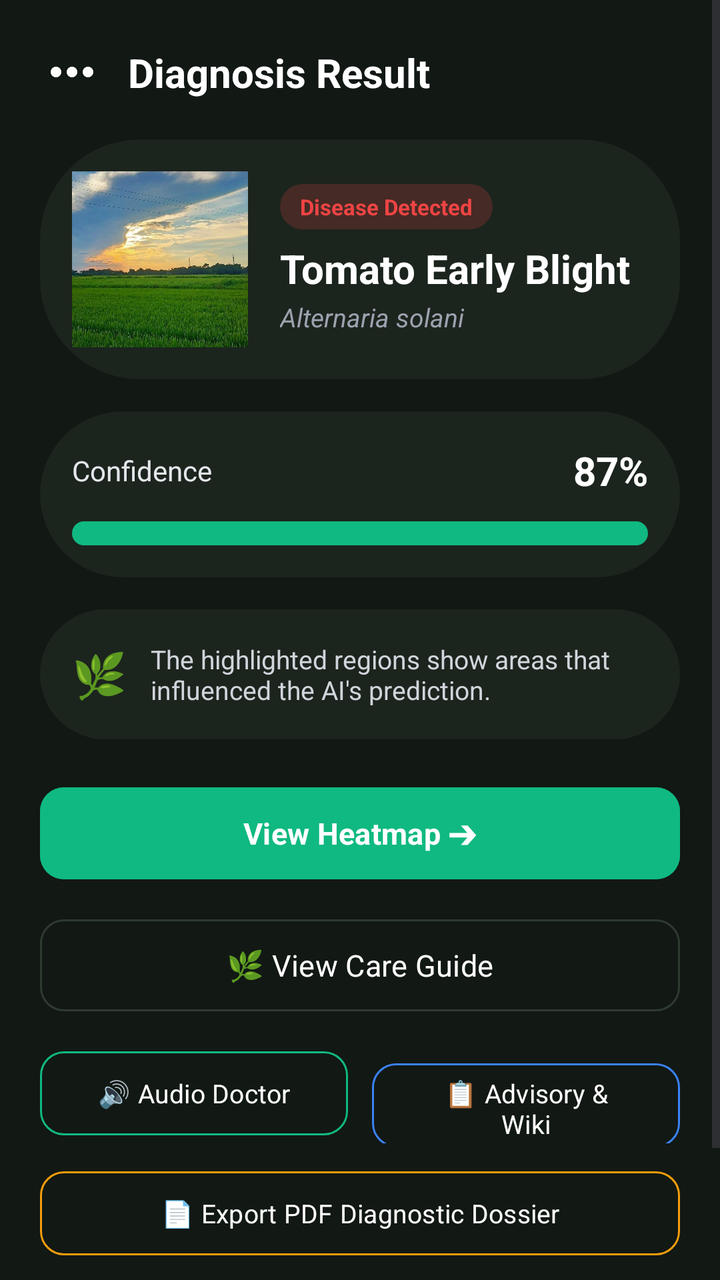
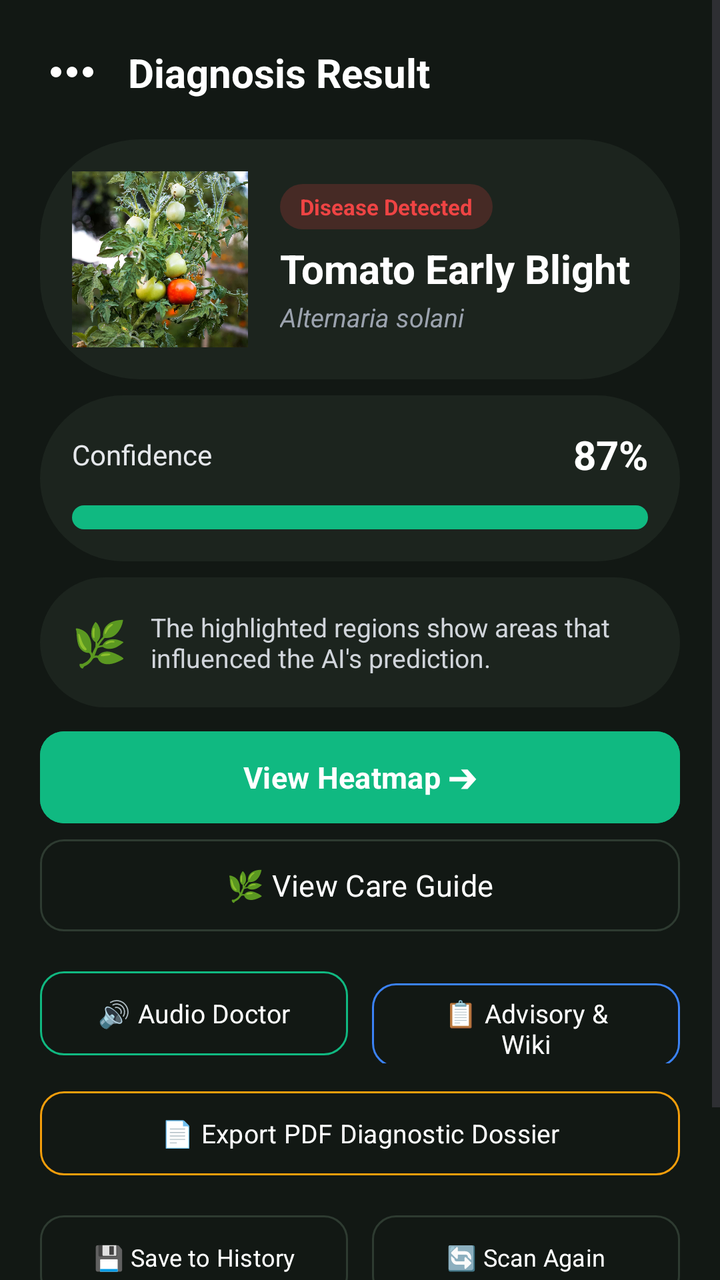

Two renders of the same Android screen: before a commit and after it. Below are the layout's source before the change and the commit's diff.
<!-- AndroidManifest.xml: application theme Theme.SmartAgriculture -->
<!-- res/layout/fragment_scan_result.xml -->
<?xml version="1.0" encoding="utf-8"?>
<ScrollView xmlns:android="http://schemas.android.com/apk/res/android"
    xmlns:app="http://schemas.android.com/apk/res-auto"
    android:layout_width="match_parent"
    android:layout_height="match_parent"
    android:background="#121814"
    android:fillViewport="true">

    <androidx.constraintlayout.widget.ConstraintLayout
        android:layout_width="match_parent"
        android:layout_height="wrap_content"
        android:padding="20dp">

        
        <ImageView
            android:id="@+id/btnBack"
            android:layout_width="32dp"
            android:layout_height="32dp"
            android:src="@drawable/ic_more"
            app:layout_constraintStart_toStartOf="parent"
            app:layout_constraintTop_toTopOf="parent"
            app:tint="#FFFFFF" />

        <TextView
            android:id="@+id/tvTitle"
            android:layout_width="wrap_content"
            android:layout_height="wrap_content"
            android:layout_marginStart="12dp"
            android:text="Diagnosis Result"
            android:textColor="#FFFFFF"
            android:textSize="20sp"
            android:textStyle="bold"
            app:layout_constraintBottom_toBottomOf="@id/btnBack"
            app:layout_constraintStart_toEndOf="@id/btnBack"
            app:layout_constraintTop_toTopOf="@id/btnBack" />

        
        <LinearLayout
            android:id="@+id/cardDiseaseHeader"
            android:layout_width="0dp"
            android:layout_height="wrap_content"
            android:layout_marginTop="20dp"
            android:background="@drawable/rounded_button"
            android:backgroundTint="#1C241E"
            android:gravity="center_vertical"
            android:orientation="horizontal"
            android:padding="16dp"
            app:layout_constraintEnd_toEndOf="parent"
            app:layout_constraintStart_toStartOf="parent"
            app:layout_constraintTop_toBottomOf="@id/tvTitle">

            <ImageView
                android:id="@+id/ivResultLeaf"
                android:layout_width="88dp"
                android:layout_height="88dp"
                android:background="@drawable/rounded_button"
                android:scaleType="centerCrop"
                android:src="@drawable/bg_1" />

            <LinearLayout
                android:layout_width="0dp"
                android:layout_height="wrap_content"
                android:layout_marginStart="16dp"
                android:layout_weight="1"
                android:orientation="vertical">

                <TextView
                    android:id="@+id/tvBadge"
                    android:layout_width="wrap_content"
                    android:layout_height="wrap_content"
                    android:background="@drawable/rounded_button"
                    android:backgroundTint="#33EF4444"
                    android:paddingHorizontal="10dp"
                    android:paddingVertical="4dp"
                    android:text="Disease Detected"
                    android:textColor="#EF4444"
                    android:textSize="11sp"
                    android:textStyle="bold" />

                <TextView
                    android:id="@+id/tvDiseaseName"
                    android:layout_width="wrap_content"
                    android:layout_height="wrap_content"
                    android:layout_marginTop="6dp"
                    android:text="Tomato Early Blight"
                    android:textColor="#FFFFFF"
                    android:textSize="20sp"
                    android:textStyle="bold" />

                <TextView
                    android:id="@+id/tvScientificName"
                    android:layout_width="wrap_content"
                    android:layout_height="wrap_content"
                    android:layout_marginTop="2dp"
                    android:text="Alternaria solani"
                    android:textColor="#9CA3AF"
                    android:textSize="13sp"
                    android:textStyle="italic" />
            </LinearLayout>
        </LinearLayout>

        
        <LinearLayout
            android:id="@+id/cardConfidence"
            android:layout_width="0dp"
            android:layout_height="wrap_content"
            android:layout_marginTop="16dp"
            android:background="@drawable/rounded_button"
            android:backgroundTint="#1C241E"
            android:orientation="vertical"
            android:padding="16dp"
            app:layout_constraintEnd_toEndOf="parent"
            app:layout_constraintStart_toStartOf="parent"
            app:layout_constraintTop_toBottomOf="@id/cardDiseaseHeader">

            <LinearLayout
                android:layout_width="match_parent"
                android:layout_height="wrap_content"
                android:gravity="center_vertical"
                android:orientation="horizontal">

                <TextView
                    android:layout_width="0dp"
                    android:layout_height="wrap_content"
                    android:layout_weight="1"
                    android:text="Confidence"
                    android:textColor="#E5E7EB"
                    android:textSize="14sp" />

                <TextView
                    android:id="@+id/tvConfidenceValue"
                    android:layout_width="wrap_content"
                    android:layout_height="wrap_content"
                    android:text="87%"
                    android:textColor="#FFFFFF"
                    android:textSize="20sp"
                    android:textStyle="bold" />
            </LinearLayout>

            <ProgressBar
                android:id="@+id/pbConfidence"
                style="?android:attr/progressBarStyleHorizontal"
                android:layout_width="match_parent"
                android:layout_height="12dp"
                android:layout_marginTop="12dp"
                android:max="100"
                android:progress="87"
                android:progressDrawable="@drawable/rounded_button"
                android:progressTint="#10B981" />
        </LinearLayout>

        
        <LinearLayout
            android:id="@+id/cardExplanation"
            android:layout_width="0dp"
            android:layout_height="wrap_content"
            android:layout_marginTop="16dp"
            android:background="@drawable/rounded_button"
            android:backgroundTint="#1C241E"
            android:gravity="center_vertical"
            android:orientation="horizontal"
            android:padding="16dp"
            app:layout_constraintEnd_toEndOf="parent"
            app:layout_constraintStart_toStartOf="parent"
            app:layout_constraintTop_toBottomOf="@id/cardConfidence">

            <TextView
                android:layout_width="wrap_content"
                android:layout_height="wrap_content"
                android:text="🌿"
                android:textSize="22sp" />

            <TextView
                android:id="@+id/tvAiExplanation"
                android:layout_width="0dp"
                android:layout_height="wrap_content"
                android:layout_marginStart="12dp"
                android:layout_weight="1"
                android:text="The highlighted regions show areas that influenced the AI's prediction."
                android:textColor="#D1D5DB"
                android:textSize="13sp" />
        </LinearLayout>

        
        <Button
            android:id="@+id/btnViewHeatmap"
            android:layout_width="0dp"
            android:layout_height="54dp"
            android:layout_marginTop="20dp"
            android:backgroundTint="#10B981"
            android:text="View Heatmap ➔"
            android:textColor="#FFFFFF"
            android:textSize="15sp"
            android:textStyle="bold"
            app:cornerRadius="12dp"
            app:layout_constraintEnd_toEndOf="parent"
            app:layout_constraintStart_toStartOf="parent"
            app:layout_constraintTop_toBottomOf="@id/cardExplanation" />

        <Button
            android:id="@+id/btnViewCareGuide"
            style="?attr/materialButtonOutlinedStyle"
            android:layout_width="0dp"
            android:layout_height="54dp"
            android:layout_marginTop="12dp"
            android:text="🌿 View Care Guide"
            android:textColor="#FFFFFF"
            android:textSize="15sp"
            app:cornerRadius="12dp"
            app:layout_constraintEnd_toEndOf="parent"
            app:layout_constraintStart_toStartOf="parent"
            app:layout_constraintTop_toBottomOf="@id/btnViewHeatmap"
            app:strokeColor="#2E3B31"
            app:strokeWidth="1dp" />

        
        <LinearLayout
            android:id="@+id/rowExtraFeatures"
            android:layout_width="0dp"
            android:layout_height="wrap_content"
            android:layout_marginTop="12dp"
            android:orientation="horizontal"
            app:layout_constraintEnd_toEndOf="parent"
            app:layout_constraintStart_toStartOf="parent"
            app:layout_constraintTop_toBottomOf="@id/btnViewCareGuide">

            <Button
                android:id="@+id/btnVoiceDoctor"
                style="?attr/materialButtonOutlinedStyle"
                android:layout_width="0dp"
                android:layout_height="50dp"
                android:layout_marginEnd="6dp"
                android:layout_weight="1"
                android:text="🔊 Audio Doctor"
                android:textAllCaps="false"
                android:textColor="#FFFFFF"
                android:textSize="13sp"
                app:cornerRadius="12dp"
                app:strokeColor="#10B981" />

            <Button
                android:id="@+id/btnOpenAdvisory"
                style="?attr/materialButtonOutlinedStyle"
                android:layout_width="0dp"
                android:layout_height="50dp"
                android:layout_marginStart="6dp"
                android:layout_weight="1"
                android:text="📋 Advisory &amp; Wiki"
                android:textAllCaps="false"
                android:textColor="#FFFFFF"
                android:textSize="13sp"
                app:cornerRadius="12dp"
                app:strokeColor="#3B82F6" />
        </LinearLayout>

        <Button
            android:id="@+id/btnExportPdf"
            style="?attr/materialButtonOutlinedStyle"
            android:layout_width="0dp"
            android:layout_height="50dp"
            android:layout_marginTop="10dp"
            android:text="📄 Export PDF Diagnostic Dossier"
            android:textAllCaps="false"
            android:textColor="#FFFFFF"
            android:textSize="13sp"
            app:cornerRadius="12dp"
            app:layout_constraintEnd_toEndOf="parent"
            app:layout_constraintStart_toStartOf="parent"
            app:layout_constraintTop_toBottomOf="@id/rowExtraFeatures"
            app:strokeColor="#F59E0B" />

        <LinearLayout
            android:id="@+id/rowBottomActions"
            android:layout_width="0dp"
            android:layout_height="wrap_content"
            android:layout_marginTop="12dp"
            android:orientation="horizontal"
            app:layout_constraintEnd_toEndOf="parent"
            app:layout_constraintStart_toStartOf="parent"
            app:layout_constraintTop_toBottomOf="@id/btnExportPdf">

            <Button
                android:id="@+id/btnSaveHistory"
                style="?attr/materialButtonOutlinedStyle"
                android:layout_width="0dp"
                android:layout_height="50dp"
                android:layout_marginEnd="6dp"
                android:layout_weight="1"
                android:text="💾 Save to History"
                android:textColor="#FFFFFF"
                android:textSize="12sp"
                app:cornerRadius="12dp"
                app:strokeColor="#2E3B31" />

            <Button
                android:id="@+id/btnScanAgain"
                style="?attr/materialButtonOutlinedStyle"
                android:layout_width="0dp"
                android:layout_height="50dp"
                android:layout_marginStart="6dp"
                android:layout_weight="1"
                android:text="🔄 Scan Again"
                android:textColor="#FFFFFF"
                android:textSize="12sp"
                app:cornerRadius="12dp"
                app:strokeColor="#2E3B31" />
        </LinearLayout>

    </androidx.constraintlayout.widget.ConstraintLayout>
</ScrollView>
<!-- resources referenced by this layout -->
<resources>
  <!-- drawable bg_1: jpeg bitmap (drawable, 177436 bytes) -->
  <!-- drawable ic_more (drawable) -->
  <vector xmlns:android="http://schemas.android.com/apk/res/android"
      android:width="24dp"
      android:height="24dp"
      android:viewportWidth="24.0"
      android:viewportHeight="24.0">
      <path
          android:fillColor="#FF000000"
          android:pathData="M6,10c-1.1,0 -2,0.9 -2,2s0.9,2 2,2 2,-0.9 2,-2 -0.9,-2 -2,-2zm12,0c-1.1,0 -2,0.9 -2,2s0.9,2 2,2 2,-0.9 2,-2 -0.9,-2 -2,-2zm-6,0c-1.1,0 -2,0.9 -2,2s0.9,2 2,2 2,-0.9 2,-2 -0.9,-2 -2,-2z"/>
  </vector>
  <!-- drawable rounded_button (drawable) -->
  <?xml version="1.0" encoding="utf-8"?>
  <shape xmlns:android="http://schemas.android.com/apk/res/android"
      android:shape="rectangle">
      <solid android:color="#FFFFFF"/>
      <corners android:radius="50dp"/>
  </shape>
  <style name="Theme.SmartAgriculture" parent="Base.Theme.SmartAgriculture" />
  <style name="Base.Theme.SmartAgriculture" parent="Theme.Material3.DayNight.NoActionBar">
          
          <item name="colorPrimary">@color/colorPrimary</item>
          <item name="colorPrimaryVariant">@color/colorPrimaryVariant</item>
          <item name="colorOnPrimary">@color/colorOnPrimary</item>
          
          
          <item name="colorSecondary">@color/colorSecondary</item>
          <item name="colorSecondaryVariant">@color/colorSecondaryVariant</item>
          <item name="colorOnSecondary">@color/colorOnSecondary</item>
          
          
          <item name="android:colorBackground">#121814</item>
          <item name="colorSurface">#1C241E</item>
          <item name="colorSurfaceVariant">#242E27</item>
          <item name="colorOnSurface">#FFFFFF</item>
          <item name="colorOnSurfaceVariant">#9CA3AF</item>
          
          
          <item name="fontFamily">sans-serif</item>
      </style>
  <color name="colorPrimary">#2E7D32</color>
  <color name="colorPrimaryVariant">#1B5E20</color>
  <color name="colorOnPrimary">#FFFFFF</color>
  <color name="colorSecondary">#81C784</color>
  <color name="colorSecondaryVariant">#66BB6A</color>
  <color name="colorOnSecondary">#000000</color>
</resources>

<!-- the commit's change to res/layout/fragment_scan_result.xml (unified diff, before → after) -->
@@ -100,16 +100,20 @@
         </LinearLayout>
 
         
+
+        
+
         <LinearLayout
             android:id="@+id/cardConfidence"
             android:layout_width="0dp"
             android:layout_height="wrap_content"
-            android:layout_marginTop="16dp"
+            android:layout_marginTop="8dp"
             android:background="@drawable/rounded_button"
             android:backgroundTint="#1C241E"
             android:orientation="vertical"
             android:padding="16dp"
             app:layout_constraintEnd_toEndOf="parent"
+            app:layout_constraintHorizontal_bias="0.0"
             app:layout_constraintStart_toStartOf="parent"
             app:layout_constraintTop_toBottomOf="@id/cardDiseaseHeader">
 
@@ -150,17 +154,21 @@
         </LinearLayout>
 
         
+
+        
+
         <LinearLayout
             android:id="@+id/cardExplanation"
             android:layout_width="0dp"
             android:layout_height="wrap_content"
-            android:layout_marginTop="16dp"
+            android:layout_marginTop="8dp"
             android:background="@drawable/rounded_button"
             android:backgroundTint="#1C241E"
             android:gravity="center_vertical"
             android:orientation="horizontal"
             android:padding="16dp"
             app:layout_constraintEnd_toEndOf="parent"
+            app:layout_constraintHorizontal_bias="0.0"
             app:layout_constraintStart_toStartOf="parent"
             app:layout_constraintTop_toBottomOf="@id/cardConfidence">
 
@@ -181,12 +189,11 @@
                 android:textSize="13sp" />
         </LinearLayout>
 
-        
         <Button
             android:id="@+id/btnViewHeatmap"
             android:layout_width="0dp"
             android:layout_height="54dp"
-            android:layout_marginTop="20dp"
+            android:layout_marginTop="8dp"
             android:backgroundTint="#10B981"
             android:text="View Heatmap ➔"
             android:textColor="#FFFFFF"
@@ -194,6 +201,7 @@
             android:textStyle="bold"
             app:cornerRadius="12dp"
             app:layout_constraintEnd_toEndOf="parent"
+            app:layout_constraintHorizontal_bias="1.0"
             app:layout_constraintStart_toStartOf="parent"
             app:layout_constraintTop_toBottomOf="@id/cardExplanation" />
 
@@ -202,18 +210,17 @@
             style="?attr/materialButtonOutlinedStyle"
             android:layout_width="0dp"
             android:layout_height="54dp"
-            android:layout_marginTop="12dp"
             android:text="🌿 View Care Guide"
             android:textColor="#FFFFFF"
             android:textSize="15sp"
             app:cornerRadius="12dp"
             app:layout_constraintEnd_toEndOf="parent"
-            app:layout_constraintStart_toStartOf="parent"
-            app:layout_constraintTop_toBottomOf="@id/btnViewHeatmap"
+            app:layout_constraintHorizontal_bias="1.0"
+            app:layout_constraintStart_toStartOf="parent"
+            app:layout_constraintTop_toBottomOf="@+id/btnViewHeatmap"
             app:strokeColor="#2E3B31"
             app:strokeWidth="1dp" />
 
-        
         <LinearLayout
             android:id="@+id/rowExtraFeatures"
             android:layout_width="0dp"
@@ -306,5 +313,22 @@
                 app:strokeColor="#2E3B31" />
         </LinearLayout>
 
+        
+        <Button
+            android:id="@+id/btnAskCropDoctor"
+            android:layout_width="0dp"
+            android:layout_height="54dp"
+            android:layout_marginTop="12dp"
+            android:backgroundTint="#10B981"
+            android:text="💬 Ask Crop Doctor AI Chatbot"
+            android:textColor="#FFFFFF"
+            android:textSize="15sp"
+            android:textStyle="bold"
+            app:cornerRadius="12dp"
+            app:layout_constraintEnd_toEndOf="parent"
+            app:layout_constraintHorizontal_bias="0.0"
+            app:layout_constraintStart_toStartOf="parent"
+            app:layout_constraintTop_toBottomOf="@id/rowBottomActions" />
+
     </androidx.constraintlayout.widget.ConstraintLayout>
 </ScrollView>
<!-- resource entries referenced after the edit -->
@@ -1,6 +1,6 @@
 <!-- resources referenced by this layout -->
 <resources>
-  <!-- drawable bg_1: jpeg bitmap (drawable, 177436 bytes) -->
+  <!-- drawable bg_1: jpeg bitmap (drawable, 298272 bytes) -->
   <!-- drawable ic_more (drawable) -->
   <vector xmlns:android="http://schemas.android.com/apk/res/android"
       android:width="24dp"
